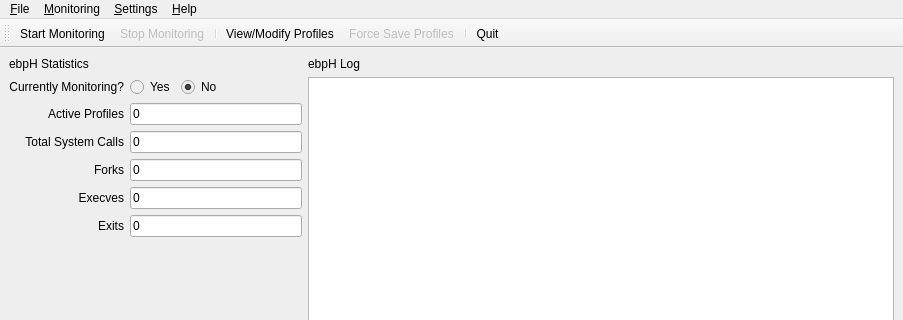
Before: the Qt Designer form ebpH/mainwindow.ui in willfindlay/ebpH, drawn with Qt 5; both pictures show x 0 to 903 and y 0 to 320 of the 903 by 723 pixel window.
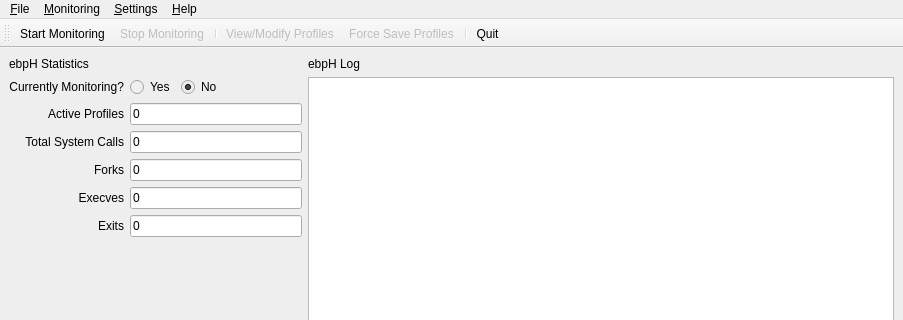
After: the same form once the commit is applied. Icons and pictures are not drawn.

The edit to the form file:
```diff
--- a/ebpH/mainwindow.ui
+++ b/ebpH/mainwindow.ui
@@ -458,6 +458,9 @@
    </property>
   </action>
   <action name="action_View_Modify_Profile">
+   <property name="enabled">
+    <bool>false</bool>
+   </property>
    <property name="icon">
     <iconset resource="resources.qrc">
      <normaloff>:/img/assets/img/icons/browser.png</normaloff>:/img/assets/img/icons/browser.png</iconset>
```
